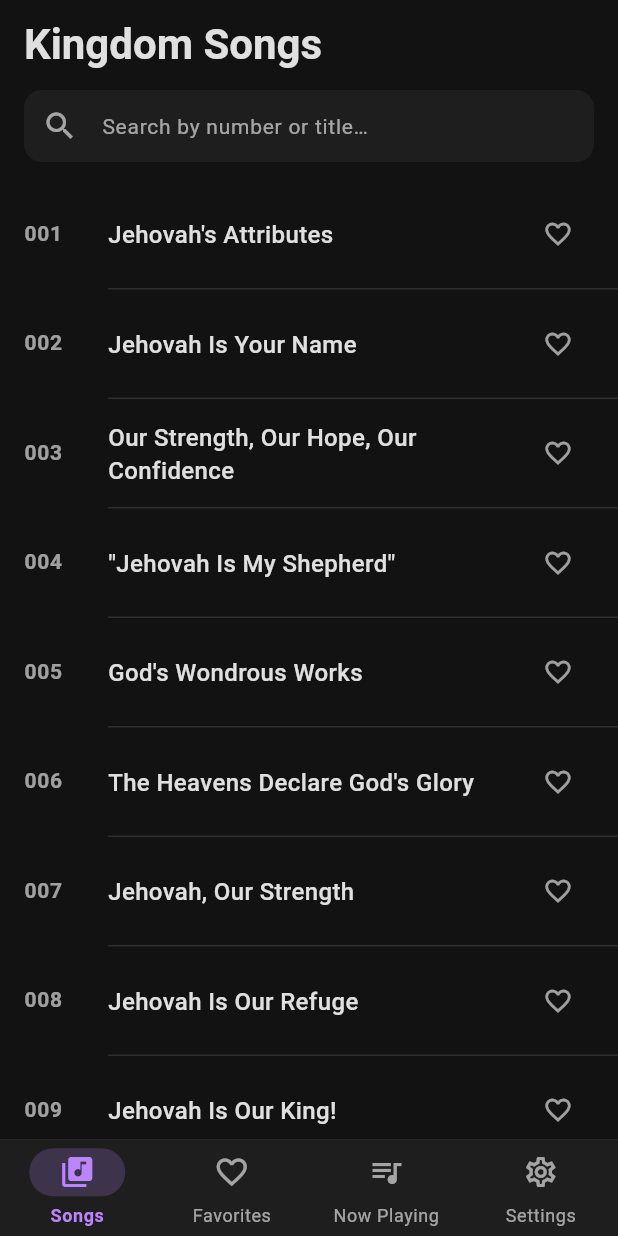
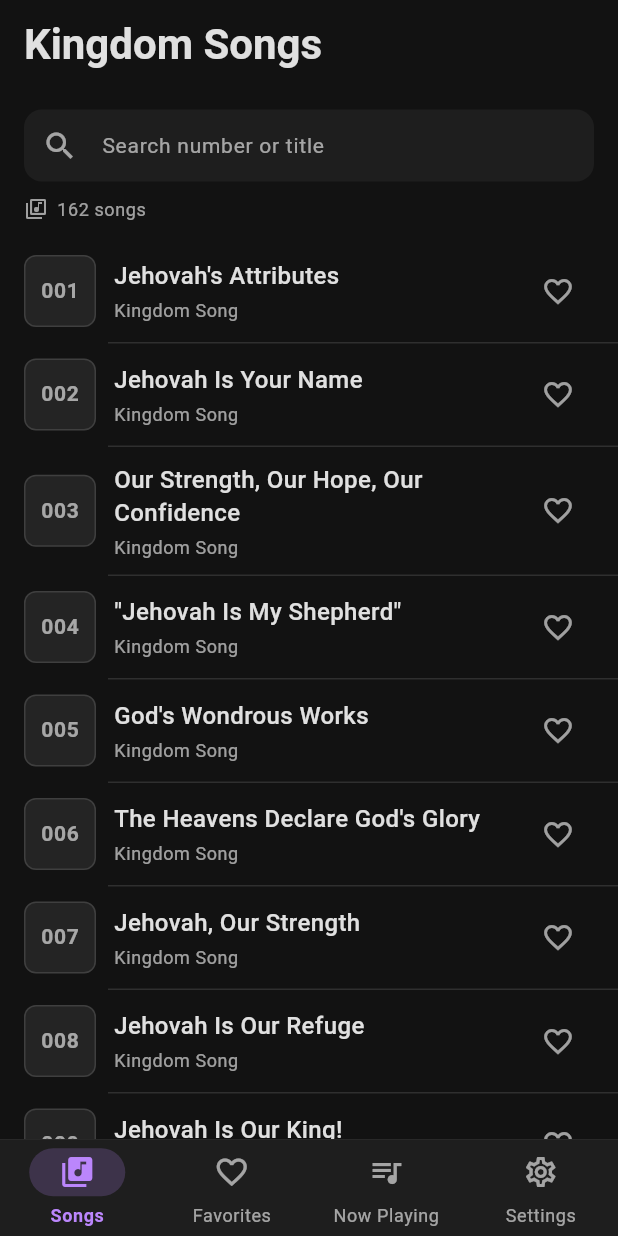
Before and after one commit to cornelboy/jwsongbook, a Flutter app: the screen it shows after launch, on a phone screen of 412 x 824 dp. Run offline on Flutter 3.47's test engine with Material 3 defaults, Android fonts, the phone set to English and light mode, and no system bars; our stand-ins replace drift, flutter_riverpod, go_router, just_audio, just_audio_background, riverpod_annotation; accounts and stored records are empty; generated files the repository leaves out were written again.

Commit message:
Polish library and favorites flow

```diff
--- a/lib/features/favorites/screens/favorites_screen.dart
+++ b/lib/features/favorites/screens/favorites_screen.dart
@@ -2,8 +2,10 @@ import 'package:flutter/material.dart';
 import 'package:flutter_riverpod/flutter_riverpod.dart';
 import 'package:go_router/go_router.dart';
 
+import 'package:jwsongbook/core/constants/app_constants.dart';
 import 'package:jwsongbook/core/router/app_router.dart';
 import 'package:jwsongbook/core/theme/app_colors.dart';
+import 'package:jwsongbook/core/theme/app_typography.dart';
 import 'package:jwsongbook/data/database/app_database.dart';
 import 'package:jwsongbook/data/repositories/songs_repository.dart';
 import 'package:jwsongbook/features/library/widgets/song_card.dart';
@@ -29,18 +31,29 @@ class FavoritesScreen extends ConsumerWidget {
           subtitle: e.toString(),
         ),
         data: (songs) => songs.isEmpty
-            ? const EmptyState(
+            ? EmptyState(
                 icon: Icons.favorite_outline,
                 title: 'No favorites yet',
-                subtitle:
-                    'Tap the heart icon on any song in the library to save it here.',
+                subtitle: 'Tap the heart icon on a song to save it here.',
+                action: FilledButton.icon(
+                  onPressed: () => context.go(AppRoutes.library),
+                  icon: const Icon(Icons.library_music_outlined),
+                  label: const Text('Browse songs'),
+                ),
               )
-            : ListView.separated(
+            : Column(
+                crossAxisAlignment: CrossAxisAlignment.start,
+                children: [
+                  _FavoritesHeader(count: songs.length),
+                  const Divider(height: 1, color: AppColors.divider),
+                  Expanded(
+                    child: ListView.separated(
                       itemCount: songs.length,
+                      padding: const EdgeInsets.only(bottom: 8),
                       separatorBuilder: (_, __) => const Divider(
                         height: 1,
                         color: AppColors.divider,
-                  indent: 72,
+                        indent: 76,
                       ),
                       itemBuilder: (context, index) {
                         final song = songs[index];
@@ -48,10 +61,14 @@ class FavoritesScreen extends ConsumerWidget {
                           song: song,
                           isCurrentlyPlaying: currentSong?.id == song.id,
                           onTap: () => _playSong(song, context, ref),
-                    onFavoriteTap: () =>
-                        ref.read(songsRepositoryProvider).toggleFavorite(song),
+                          onFavoriteTap: () => ref
+                              .read(songsRepositoryProvider)
+                              .toggleFavorite(song),
                         );
                       },
+                    ),
+                  ),
+                ],
               ),
       ),
     );
@@ -63,6 +80,33 @@ class FavoritesScreen extends ConsumerWidget {
   }
 }
 
+class _FavoritesHeader extends StatelessWidget {
+  const _FavoritesHeader({required this.count});
+
+  final int count;
+
+  @override
+  Widget build(BuildContext context) {
+    final label = count == 1 ? 'song saved' : 'songs saved';
+
+    return Padding(
+      padding: const EdgeInsets.fromLTRB(
+        AppConstants.screenPaddingH,
+        0,
+        AppConstants.screenPaddingH,
+        12,
+      ),
+      child: Row(
+        children: [
+          const Icon(Icons.favorite, size: 16, color: AppColors.primaryPurple),
+          const SizedBox(width: 6),
+          Text('$count $label', style: AppTypography.caption),
+        ],
+      ),
+    );
+  }
+}
+
 final _favoritesProvider = StreamProvider<List<Song>>(
   (ref) => ref.watch(songsRepositoryProvider).watchFavorites(),
 );
--- a/lib/features/library/screens/library_screen.dart
+++ b/lib/features/library/screens/library_screen.dart
@@ -36,12 +36,13 @@ class _LibraryScreenState extends ConsumerState<LibraryScreen> {
         : ref.watch(searchSongsProvider(_query));
     final currentSong =
         ref.watch(playerNotifierProvider.select((s) => s.currentSong));
+    final hasQuery = _query.isNotEmpty;
 
     return Scaffold(
       appBar: AppBar(
         title: const Text('Kingdom Songs'),
         bottom: PreferredSize(
-          preferredSize: const Size.fromHeight(64),
+          preferredSize: const Size.fromHeight(104),
           child: Padding(
             padding: const EdgeInsets.fromLTRB(
               AppConstants.screenPaddingH,
@@ -49,15 +50,31 @@ class _LibraryScreenState extends ConsumerState<LibraryScreen> {
               AppConstants.screenPaddingH,
               12,
             ),
-            child: TextField(
-              controller: _searchController,
-              onChanged: (v) => setState(() => _query = v.trim()),
-              style: AppTypography.bodyLarge,
-              decoration: const InputDecoration(
-                hintText: 'Search by number or title…',
-                prefixIcon: Icon(Icons.search, color: AppColors.textMedium),
-                suffixIcon: null,
-              ),
+            child: Column(
+              children: [
+                TextField(
+                  controller: _searchController,
+                  onChanged: (v) => setState(() => _query = v.trim()),
+                  style: AppTypography.bodyLarge,
+                  decoration: InputDecoration(
+                    hintText: 'Search number or title',
+                    prefixIcon: const Icon(
+                      Icons.search,
+                      color: AppColors.textMedium,
+                    ),
+                    suffixIcon: hasQuery
+                        ? IconButton(
+                            icon: const Icon(Icons.close),
+                            color: AppColors.textMedium,
+                            tooltip: 'Clear search',
+                            onPressed: _clearSearch,
+                          )
+                        : null,
+                  ),
+                ),
+                const SizedBox(height: 10),
+                _LibraryStatusLine(query: _query, songsAsync: songsAsync),
+              ],
             ),
           ),
         ),
@@ -77,6 +94,7 @@ class _LibraryScreenState extends ConsumerState<LibraryScreen> {
               )
             : ListView.separated(
                 itemCount: songs.length,
+                padding: const EdgeInsets.only(bottom: 8),
                 separatorBuilder: (_, __) => const Divider(
                   height: 1,
                   color: AppColors.divider,
@@ -96,6 +114,11 @@ class _LibraryScreenState extends ConsumerState<LibraryScreen> {
     );
   }
 
+  void _clearSearch() {
+    _searchController.clear();
+    setState(() => _query = '');
+  }
+
   void _playSong(Song song, BuildContext context) {
     ref.read(playerNotifierProvider.notifier).playSong(song);
     context.go(AppRoutes.nowPlaying);
@@ -106,10 +129,36 @@ class _LibraryScreenState extends ConsumerState<LibraryScreen> {
   }
 }
 
-// ── Providers ─────────────────────────────────────────────────────────────────
+class _LibraryStatusLine extends StatelessWidget {
+  const _LibraryStatusLine({required this.query, required this.songsAsync});
 
-final allSongsProvider =
-    StreamProvider<List<Song>>((ref) => ref.watch(songsRepositoryProvider).watchAll());
+  final String query;
+  final AsyncValue<List<Song>> songsAsync;
+
+  @override
+  Widget build(BuildContext context) {
+    final text = songsAsync.maybeWhen(
+      data: (songs) {
+        final label = songs.length == 1 ? 'song' : 'songs';
+        if (query.isEmpty) return '${songs.length} $label';
+        return '${songs.length} found for "$query"';
+      },
+      orElse: () => ' ',
+    );
+
+    return Row(
+      children: [
+        const Icon(Icons.library_music_outlined, size: 16),
+        const SizedBox(width: 6),
+        Text(text, style: AppTypography.caption),
+      ],
+    );
+  }
+}
+
+final allSongsProvider = StreamProvider<List<Song>>(
+  (ref) => ref.watch(songsRepositoryProvider).watchAll(),
+);
 
 final searchSongsProvider = StreamProvider.family<List<Song>, String>(
   (ref, query) => ref.watch(songsRepositoryProvider).watchSearch(query),
--- a/lib/features/library/widgets/song_card.dart
+++ b/lib/features/library/widgets/song_card.dart
@@ -23,25 +23,15 @@ class SongCard extends StatelessWidget {
   Widget build(BuildContext context) {
     return InkWell(
       onTap: onTap,
-      borderRadius: BorderRadius.circular(8),
       child: Padding(
-        padding: const EdgeInsets.symmetric(horizontal: 16, vertical: 12),
+        padding: const EdgeInsets.symmetric(horizontal: 16, vertical: 10),
         child: Row(
           children: [
-            // Song number badge
-            SizedBox(
-              width: 44,
-              child: Text(
-                song.paddedNumber,
-                style: AppTypography.songNumber.copyWith(
-                  color: isCurrentlyPlaying
-                      ? AppColors.primaryPurple
-                      : AppColors.textMedium,
-                ),
-              ),
+            _SongNumberBadge(
+              paddedNumber: song.paddedNumber,
+              isActive: isCurrentlyPlaying,
             ),
             const SizedBox(width: 12),
-            // Title + synced badge
             Expanded(
               child: Column(
                 crossAxisAlignment: CrossAxisAlignment.start,
@@ -56,24 +46,14 @@ class SongCard extends StatelessWidget {
                     maxLines: 2,
                     overflow: TextOverflow.ellipsis,
                   ),
-                  if (song.hasSyncedLyrics) ...[
-                    const SizedBox(height: 2),
-                    Row(
-                      children: [
-                        const Icon(
-                          Icons.lyrics_outlined,
-                          size: 12,
-                          color: AppColors.textMedium,
-                        ),
-                        const SizedBox(width: 4),
-                        Text('Synced', style: AppTypography.caption),
-                      ],
-                    ),
-                  ],
+                  const SizedBox(height: 4),
+                  _SongMetaRow(
+                    hasSyncedLyrics: song.hasSyncedLyrics,
+                    isCurrentlyPlaying: isCurrentlyPlaying,
+                  ),
                 ],
               ),
             ),
-            // Favorite button
             if (onFavoriteTap != null)
               IconButton(
                 onPressed: onFavoriteTap,
@@ -82,23 +62,12 @@ class SongCard extends StatelessWidget {
                   color: song.isFavorited
                       ? AppColors.primaryPurple
                       : AppColors.textMedium,
-                  size: 20,
+                  size: 22,
                 ),
-                padding: EdgeInsets.zero,
-                constraints: const BoxConstraints(
-                  minWidth: 48,
-                  minHeight: 48,
-                ),
-              ),
-            // Now-playing indicator
-            if (isCurrentlyPlaying)
-              const Padding(
-                padding: EdgeInsets.only(left: 4),
-                child: Icon(
-                  Icons.equalizer,
-                  color: AppColors.primaryPurple,
-                  size: 20,
-                ),
+                tooltip: song.isFavorited
+                    ? 'Remove from favorites'
+                    : 'Add to favorites',
+                splashRadius: 22,
               ),
           ],
         ),
@@ -106,3 +75,89 @@ class SongCard extends StatelessWidget {
     );
   }
 }
+
+class _SongNumberBadge extends StatelessWidget {
+  const _SongNumberBadge({
+    required this.paddedNumber,
+    required this.isActive,
+  });
+
+  final String paddedNumber;
+  final bool isActive;
+
+  @override
+  Widget build(BuildContext context) {
+    return Container(
+      width: 48,
+      height: 48,
+      decoration: BoxDecoration(
+        color:
+            isActive ? AppColors.primaryPurple.withAlpha(36) : AppColors.card,
+        border: Border.all(
+          color: isActive
+              ? AppColors.primaryPurple.withAlpha(110)
+              : AppColors.divider,
+        ),
+        borderRadius: BorderRadius.circular(8),
+      ),
+      alignment: Alignment.center,
+      child: Text(
+        paddedNumber,
+        style: AppTypography.songNumber.copyWith(
+          color: isActive ? AppColors.primaryPurple : AppColors.textMedium,
+        ),
+      ),
+    );
+  }
+}
+
+class _SongMetaRow extends StatelessWidget {
+  const _SongMetaRow({
+    required this.hasSyncedLyrics,
+    required this.isCurrentlyPlaying,
+  });
+
+  final bool hasSyncedLyrics;
+  final bool isCurrentlyPlaying;
+
+  @override
+  Widget build(BuildContext context) {
+    final children = <Widget>[
+      const Text('Kingdom Song', style: AppTypography.caption),
+    ];
+
+    if (hasSyncedLyrics) {
+      children.addAll([
+        const SizedBox(width: 8),
+        const Icon(
+          Icons.lyrics_outlined,
+          size: 13,
+          color: AppColors.textMedium,
+        ),
+        const SizedBox(width: 4),
+        const Text('Synced', style: AppTypography.caption),
+      ]);
+    }
+
+    if (isCurrentlyPlaying) {
+      children.addAll([
+        const SizedBox(width: 8),
+        const Icon(
+          Icons.equalizer,
+          size: 13,
+          color: AppColors.primaryPurple,
+        ),
+        const SizedBox(width: 4),
+        Text(
+          'Playing',
+          style: AppTypography.caption.copyWith(
+            color: AppColors.primaryPurple,
+            fontWeight: FontWeight.w600,
+          ),
+        ),
+      ]);
+    }
+
+    return Row(children: children);
+  }
+}
```
Lines whose indentation alone changed are shown as unchanged.
